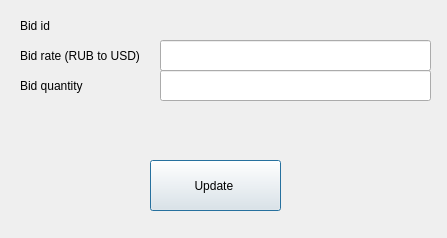
The window that View/UpdateBidPopup.ui (maybeIllchangeitlater/SimpleStockExchange) describes before a commit, drawn with Qt 5.
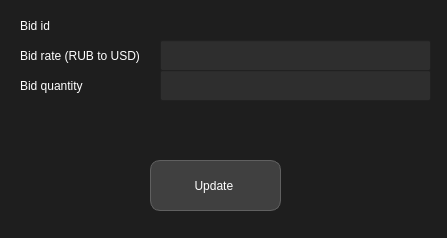
The same window after the commit.

Commit message: style sheets and round buttons

```diff
--- a/View/UpdateBidPopup.ui
+++ b/View/UpdateBidPopup.ui
@@ -11,7 +11,27 @@
    </rect>
   </property>
   <property name="windowTitle">
-   <string>Dialog</string>
+   <string>UpdateBid</string>
+  </property>
+  <property name="styleSheet">
+   <string notr="true">QWidget {
+    background-color: #1E1E1E;
+    color: #FFFFFF;
+}
+
+QLineEdit, QTextEdit, QPlainTextEdit {
+    background-color: #2E2E2E;
+    color: #FFFFFF;
+}
+
+QPushButton {
+    background-color: #404040;
+    color: #FFFFFF;
+    border: 1px solid #606060;
+    border-radius: 10px; 
+    padding: 5px 10px;  
+}
+</string>
   </property>
   <widget class="QPushButton" name="update">
    <property name="geometry">
```
The commit also changes 13 other files.
